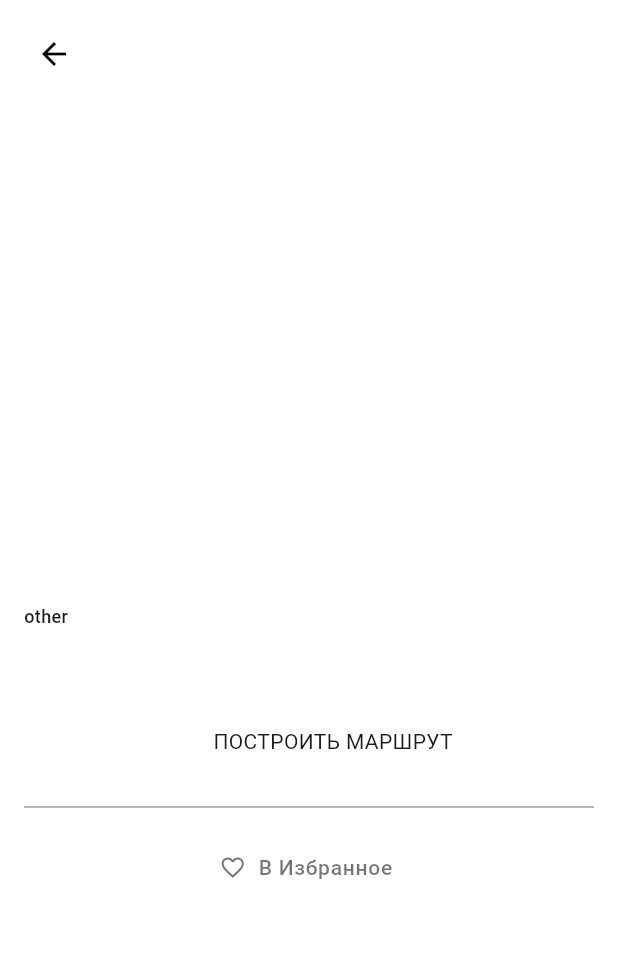
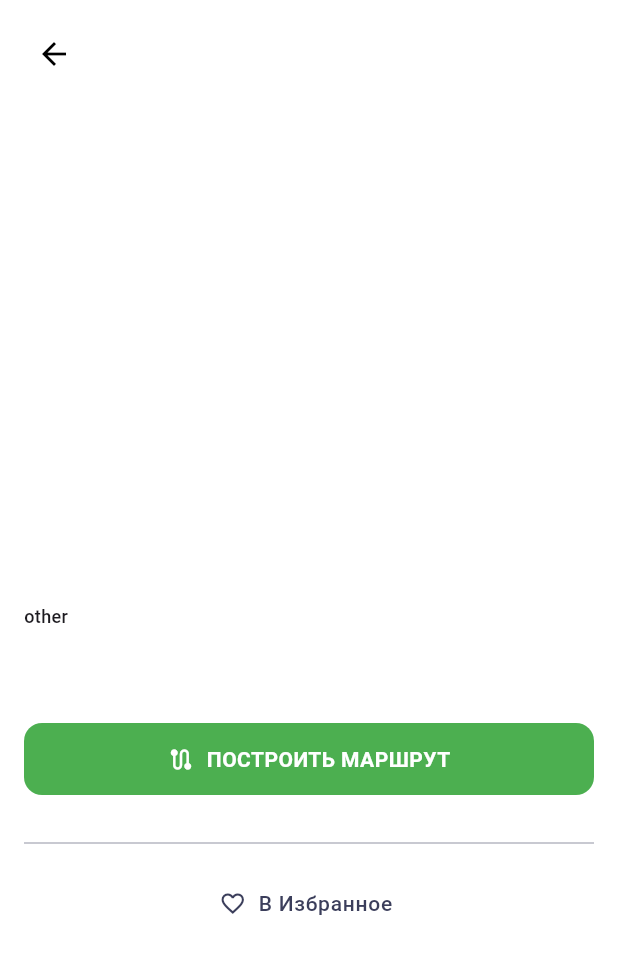
Before and after one commit to m00nlight1/interesting_places, a Flutter app: the PlaceDetailScreen screen opened directly with empty values, on a phone screen of 412 x 824 dp. Shown: the top 954 px of the screen. Run offline on Flutter 3.47's test engine with Material 3 defaults, Android fonts, the phone set to English and light mode, and no system bars; our stand-ins replace dio, equatable, retrofit; generated files the repository leaves out were written again; network calls fail.

Commit message:
Add main button, updated themes

```diff
--- /dev/null
+++ b/lib/uikit/buttons/entities/button_state.dart
@@ -0,0 +1 @@
+enum ButtonState { active, loading, inactive }
--- /dev/null
+++ b/lib/uikit/buttons/main_button.dart
@@ -0,0 +1,87 @@
+import 'package:flutter/material.dart';
+import 'package:interesting_places/uikit/buttons/entities/button_state.dart';
+import 'package:interesting_places/uikit/themes/colors/app_color_theme.dart';
+import 'package:interesting_places/uikit/themes/text/app_text_theme.dart';
+
+class MainButton extends StatelessWidget {
+  final ButtonState state;
+  final VoidCallback onPressed;
+  final Widget child;
+
+  const MainButton({
+    super.key,
+    required this.onPressed,
+    required this.child,
+    this.state = ButtonState.active,
+  });
+
+  @override
+  Widget build(BuildContext context) {
+    final textTheme = AppTextTheme.of(context);
+    final colorTheme = AppColorTheme.of(context);
+    final textStyle = textTheme.labelMedium;
+    final isLoading = state == ButtonState.loading;
+
+    return FilledButton(
+      onPressed: state == ButtonState.active ? onPressed : null,
+      style: ButtonStyle(
+        textStyle: WidgetStatePropertyAll(textStyle),
+        backgroundColor: WidgetStateProperty.resolveWith((states) {
+          return switch (state) {
+            ButtonState.inactive => colorTheme.inactiveVariant,
+            _ => colorTheme.accent,
+          };
+        }),
+        foregroundColor: WidgetStateProperty.resolveWith<Color>((states) {
+          return switch (state) {
+            ButtonState.inactive => colorTheme.inactive,
+            _ => colorTheme.primary,
+          };
+        }),
+        padding: const WidgetStatePropertyAll(
+          EdgeInsets.symmetric(horizontal: 20),
+        ),
+        fixedSize: WidgetStatePropertyAll(Size.fromHeight(48)),
+        shape: WidgetStatePropertyAll(
+          RoundedRectangleBorder(
+            borderRadius: BorderRadius.all(Radius.circular(12)),
+          ),
+        ),
+        splashFactory: NoSplash.splashFactory,
+      ),
+      child: Stack(
+        clipBehavior: Clip.none,
+        children: [
+          Visibility(
+            visible: !isLoading,
+            maintainState: true,
+            maintainAnimation: true,
+            maintainSize: true,
+            child: child,
+          ),
+          if (isLoading) const Positioned(child: _Loader()),
+        ],
+      ),
+    );
+  }
+}
+
+class _Loader extends StatelessWidget {
+  const _Loader();
+
+  @override
+  Widget build(BuildContext context) {
+    final colorTheme = AppColorTheme.of(context);
+
+    return Center(
+      child: SizedBox.square(
+        dimension: 24,
+        child: CircularProgressIndicator(
+          color: colorTheme.primary,
+          strokeWidth: 2,
+          strokeCap: StrokeCap.round,
+        ),
+      ),
+    );
+  }
+}
--- a/lib/uikit/themes/colors/app_color_theme.dart
+++ b/lib/uikit/themes/colors/app_color_theme.dart
@@ -13,6 +13,7 @@ class AppColorTheme extends ThemeExtension<AppColorTheme> {
   final Color divider;
   final Color accent;
   final Color inactive;
+  final Color inactiveVariant;
   final Color imagePlaceholder;
   final Color textPrimary;
   final Color textSecondary;
@@ -25,6 +26,7 @@ class AppColorTheme extends ThemeExtension<AppColorTheme> {
     required this.divider,
     required this.accent,
     required this.inactive,
+    required this.inactiveVariant,
     required this.imagePlaceholder,
     required this.textPrimary,
     required this.textSecondary,
@@ -35,14 +37,15 @@ class AppColorTheme extends ThemeExtension<AppColorTheme> {
   const AppColorTheme.light()
     : primary = AppColors.colorWhite,
       icon = AppColors.colorBlack,
-      divider = AppColors.colorGrey,
-      accent = AppColors.colorGreenAccent,
-      inactive = AppColors.colorGrey300,
-      imagePlaceholder = AppColors.colorGrey300,
-      textPrimary = AppColors.colorBlack,
-      textSecondary = AppColors.colorBlack54,
+      divider = AppColors.colorInactiveBlack,
+      accent = AppColors.colorWhiteGreen,
+      inactive = AppColors.colorInactiveBlack,
+      inactiveVariant = AppColors.colorBackground,
+      imagePlaceholder = AppColors.colorBackground,
+      textPrimary = AppColors.colorWhiteMain,
+      textSecondary = AppColors.colorSecondary,
       buttonBackground = AppColors.colorWhite,
-      error = AppColors.colorRed;
+      error = AppColors.colorWhiteError;
 
   @override
   ThemeExtension<AppColorTheme> copyWith({
@@ -51,6 +54,7 @@ class AppColorTheme extends ThemeExtension<AppColorTheme> {
     Color? divider,
     Color? accent,
     Color? inactive,
+    Color? inactiveVariant,
     Color? imagePlaceholder,
     Color? textPrimary,
     Color? textSecondary,
@@ -63,6 +67,7 @@ class AppColorTheme extends ThemeExtension<AppColorTheme> {
       divider: divider ?? this.divider,
       accent: accent ?? this.accent,
       inactive: inactive ?? this.inactive,
+      inactiveVariant: inactiveVariant ?? this.inactiveVariant,
       imagePlaceholder: imagePlaceholder ?? this.imagePlaceholder,
       textPrimary: textPrimary ?? this.textPrimary,
       textSecondary: textSecondary ?? this.textSecondary,
@@ -84,6 +89,7 @@ class AppColorTheme extends ThemeExtension<AppColorTheme> {
       divider: Color.lerp(divider, other.divider, t)!,
       accent: Color.lerp(accent, other.accent, t)!,
       inactive: Color.lerp(inactive, other.inactive, t)!,
+      inactiveVariant: Color.lerp(inactiveVariant, other.inactiveVariant, t)!,
       imagePlaceholder:
           Color.lerp(imagePlaceholder, other.imagePlaceholder, t)!,
       textPrimary: Color.lerp(textPrimary, other.textPrimary, t)!,
--- a/lib/uikit/themes/colors/app_colors.dart
+++ b/lib/uikit/themes/colors/app_colors.dart
@@ -3,9 +3,24 @@ import 'package:flutter/material.dart';
 abstract class AppColors {
   static const colorWhite = Colors.white;
   static const colorBlack = Colors.black;
-  static const colorBlack54 = Colors.black54;
-  static const colorGrey = Colors.grey;
-  static const colorGrey300 = Color(0xFFC6C5C8);
-  static const colorGreenAccent = Colors.greenAccent;
-  static const colorRed = Colors.red;
+  static const colorBackground = Color(0xffF5F5F5);
+  static const colorSecondary = Color(0xff3B3E5B);
+  static const colorSecondary2 = Color(0xff7C7E92);
+  static const colorInactiveBlack = Color.fromRGBO(124, 126, 146, 0.56);
+  static const colorPicker = Color(0xFF8CC152);
+
+  static const colorWhiteGreen = Color(0xff4CAF50);
+  static const colorWhiteGreen2 = Color(0xff68B74E); // сплэш экран градиент
+  static const colorWhiteYellow = Color(0xffFCDD3D);
+  static const colorWhiteYellow2 = Color(0xffB8CC45); // сплэш экран градиент
+  static const colorWhiteError = Color(0xffEF4343);
+  static const colorWhiteMain = Color(0xff252849);
+
+  static const colorBlackGreen = Color(0xff6ADA6F);
+  static const colorBlackGreen2 = Color(0xff6CB84D); // сплэш экран градиент
+  static const colorBlackYellow = Color(0xffFFE769);
+  static const colorBlackYellow2 = Color(0xffBBCD45); // сплэш экран градиент
+  static const colorBlackError = Color(0xffCF2A2A);
+  static const colorBlackDark = Color(0xff1A1A20);
+  static const colorBlackMain = Color(0xff21222C);
 }
--- a/lib/uikit/themes/text/app_text_style.dart
+++ b/lib/uikit/themes/text/app_text_style.dart
@@ -34,6 +34,15 @@ enum AppTextStyle {
       height: 1.125,
       fontFamily: _fontFamily,
     ),
+  ),
+  labelMedium(
+    TextStyle(
+      fontSize: 14,
+      fontWeight: FontWeight.w700,
+      letterSpacing: 0.3,
+      height: 1.29,
+      fontFamily: _fontFamily,
+    ),
   );
 
   final TextStyle value;
--- a/lib/uikit/themes/text/app_text_theme.dart
+++ b/lib/uikit/themes/text/app_text_theme.dart
@@ -11,19 +11,22 @@ class AppTextTheme extends ThemeExtension<AppTextTheme> {
   final TextStyle bodySmall;
   final TextStyle bodyMedium;
   final TextStyle labelSmall;
+  final TextStyle labelMedium;
 
   const AppTextTheme._({
     required this.titleLarge,
     required this.bodySmall,
     required this.bodyMedium,
     required this.labelSmall,
+    required this.labelMedium,
   });
 
   AppTextTheme.base()
     : titleLarge = AppTextStyle.titleLarge.value,
       bodySmall = AppTextStyle.bodySmall.value,
       bodyMedium = AppTextStyle.bodyMedium.value,
-      labelSmall = AppTextStyle.labelSmall.value;
+      labelSmall = AppTextStyle.labelSmall.value,
+      labelMedium = AppTextStyle.labelMedium.value;
 
   @override
   ThemeExtension<AppTextTheme> copyWith({
@@ -31,12 +34,14 @@ class AppTextTheme extends ThemeExtension<AppTextTheme> {
     TextStyle? bodySmall,
     TextStyle? bodyMedium,
     TextStyle? labelSmall,
+    TextStyle? labelMedium,
   }) {
     return AppTextTheme._(
       titleLarge: titleLarge ?? this.titleLarge,
       bodySmall: bodySmall ?? this.bodySmall,
       bodyMedium: bodyMedium ?? this.bodyMedium,
       labelSmall: labelSmall ?? this.labelSmall,
+      labelMedium: labelMedium ?? this.labelMedium,
     );
   }
 
@@ -52,6 +57,7 @@ class AppTextTheme extends ThemeExtension<AppTextTheme> {
       bodySmall: TextStyle.lerp(bodySmall, other.bodySmall, t)!,
       bodyMedium: TextStyle.lerp(bodyMedium, other.bodyMedium, t)!,
       labelSmall: TextStyle.lerp(labelSmall, other.labelSmall, t)!,
+      labelMedium: TextStyle.lerp(labelMedium, other.labelMedium, t)!,
     );
   }
 }
```
Also changed, not shown: 2 other files.
